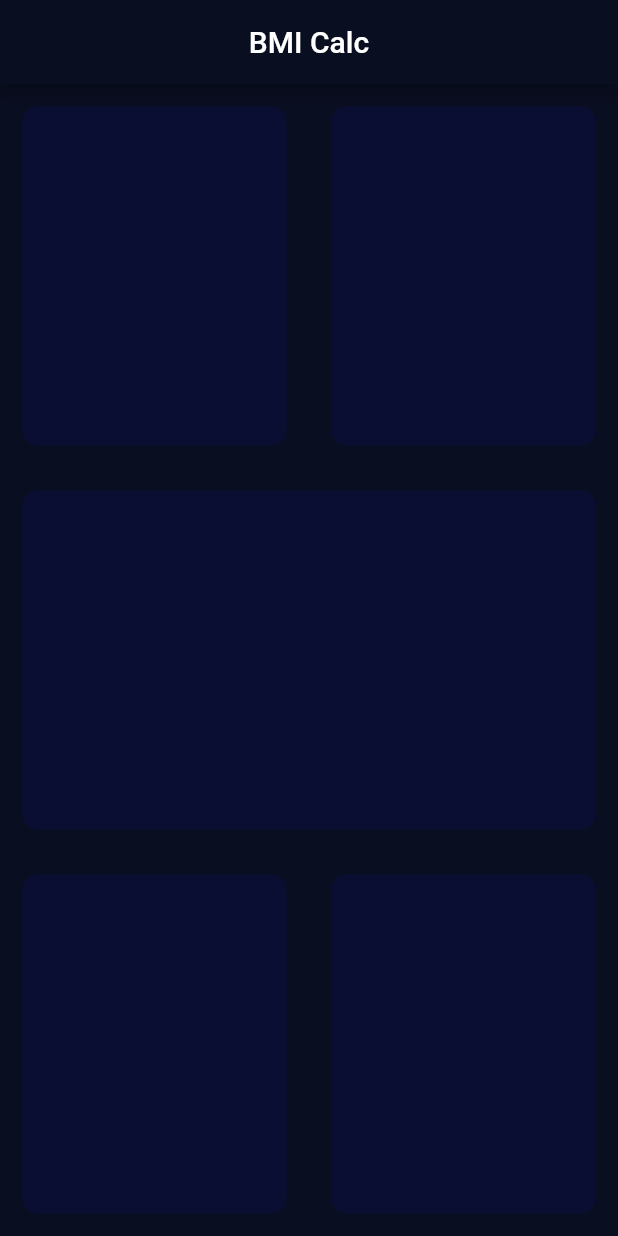
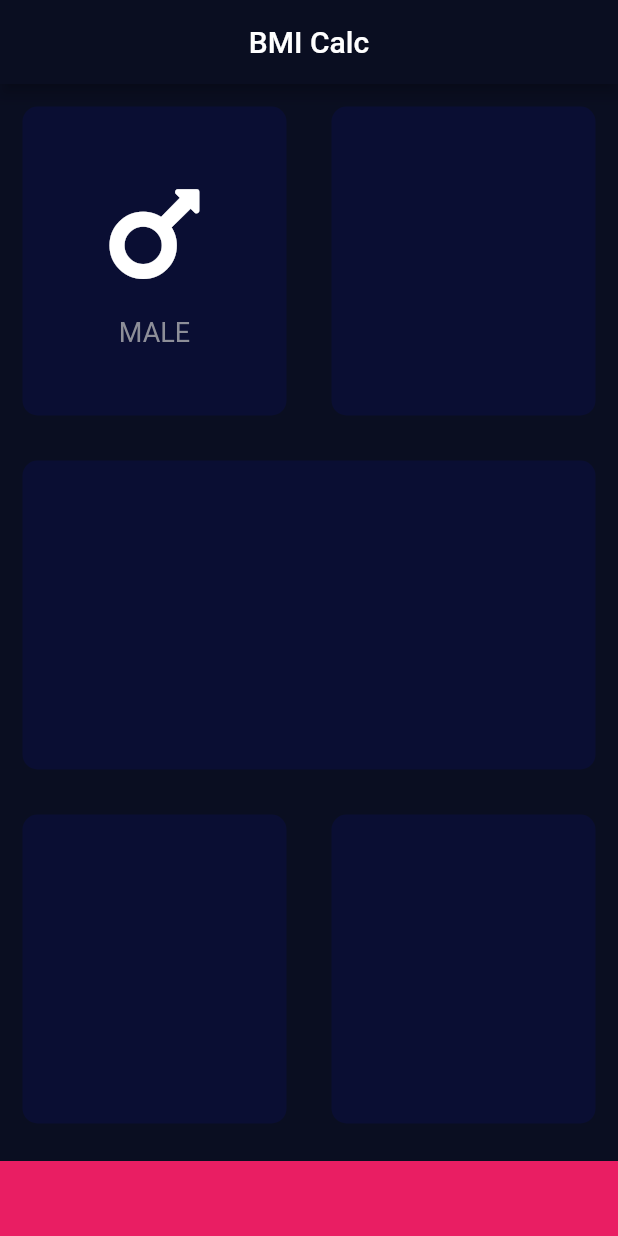
Before and after one commit to ImSronistic/bmi_calc, a Flutter app: the screen it shows after launch, on a phone screen of 412 x 824 dp. Run offline on Flutter 3.47's test engine with Material 2 defaults, Android fonts, the phone set to English and light mode, and no system bars; our stand-ins replace font_awesome_flutter.

Commit message:
extracted Widget i.e ReusableCard & IconContent

```diff
--- a/lib/input_page.dart
+++ b/lib/input_page.dart
@@ -1,4 +1,7 @@
 import 'package:flutter/material.dart';
+import 'package:font_awesome_flutter/font_awesome_flutter.dart';
+
+const activeColor = Color(0xFF0A0E33);
 
 class InputPage extends StatefulWidget {
   @override
@@ -16,35 +19,90 @@ class _InputPageState extends State<InputPage> {
         children: [
           Expanded(
               child: Row(
-            children: [
-              Expanded(child: ReusableCard()),
-              Expanded(child: ReusableCard())
+            children: <Widget>[
+              Expanded(
+                child: ReusableCard(
+                  colour: activeColor,
+                  cardChild: IconContent(),
+                ),
+              ),
+              Expanded(
+                child: ReusableCard(
+                  colour: activeColor,
+                ),
+              )
             ],
           )),
-          Expanded(child: ReusableCard()),
+          Expanded(
+              child: ReusableCard(
+            colour: activeColor,
+          )),
           Expanded(
               child: Row(
             children: [
-              Expanded(child: ReusableCard()),
-              Expanded(child: ReusableCard())
+              Expanded(
+                child: ReusableCard(
+                  colour: activeColor,
+                ),
+              ),
+              Expanded(
+                  child: ReusableCard(
+                colour: activeColor,
+              ))
             ],
           )),
+          Container(
+            margin: EdgeInsets.only(top: 10.0),
+            width: double.infinity,
+            height: 50.0,
+            color: Colors.pink,
+          )
         ],
       ),
     );
   }
 }
 
+class IconContent extends StatelessWidget {
+  IconContent({@required this.icon, @required this.text});
+  final Widget icon;
+  final String text;
+  @override
+  Widget build(BuildContext context) {
+    return Column(
+      mainAxisAlignment: MainAxisAlignment.center,
+      children: <Widget>[
+        Icon(
+          FontAwesomeIcons.mars,
+          size: 80.0,
+        ),
+        SizedBox(
+          height: 15.0,
+        ),
+        Text(
+          'MALE',
+          style: TextStyle(
+            fontSize: 18.0,
+            color: Color(0xff8d8e98),
+          ),
+        )
+      ],
+    );
+  }
+}
+
 class ReusableCard extends StatelessWidget {
-  const ReusableCard({Key key}) : super(key: key);
-
+  ReusableCard({@required this.colour, this.cardChild});
+  final Color colour;
+  final Widget cardChild;
   @override
   Widget build(BuildContext context) {
     return Container(
+      child: cardChild,
       margin: EdgeInsets.all(15.0),
       decoration: BoxDecoration(
         borderRadius: BorderRadius.circular(10.0),
-        color: Color(0xFF0A0E33),
+        color: colour,
       ),
     );
   }
```
